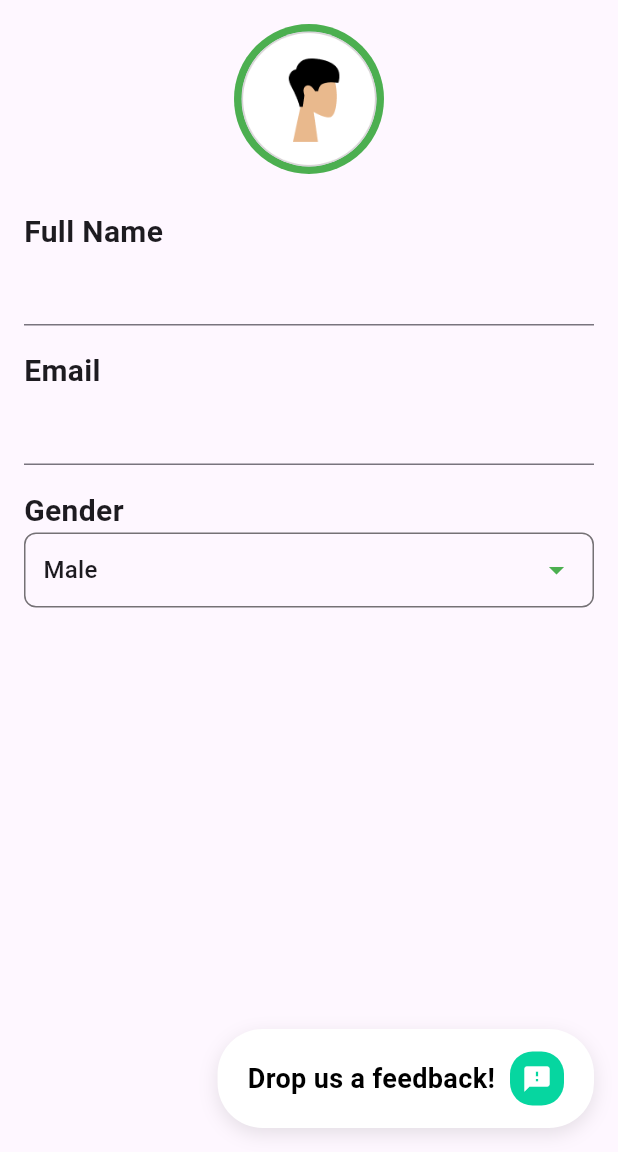
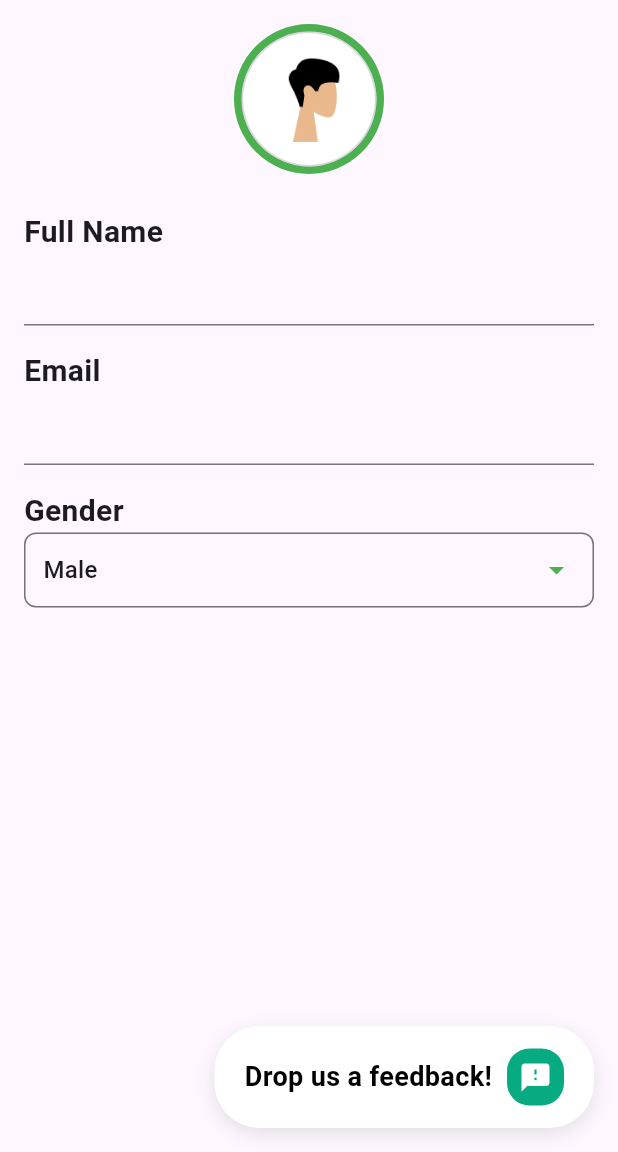
Before and after one commit to MhaamadAli/Cue-App, a Flutter app: the ProfileScreen screen opened by its route, on a phone screen of 412 x 824 dp, the part 84-1236 px from its top. Run offline on Flutter 3.47's test engine with Material 3 defaults, Android fonts, the phone set to English and light mode, and no system bars; our stand-ins replace flutter_map, flutter_secure_storage, flutter_svg, geolocator, google_fonts, latlong2 and 1 more; accounts and stored records are empty.

Commit message:
frontend: fixed feedback button styling

```diff
--- a/mobile/lib/screens/profile/feedback_button.dart
+++ b/mobile/lib/screens/profile/feedback_button.dart
@@ -38,14 +38,14 @@ class FeedbackButton extends StatelessWidget {
             Container(
               padding: const EdgeInsets.all(8),
               decoration: BoxDecoration(
-                color: const Color(0xFF06D6A0),
+                color: const Color(0xFF07AB81),
                 borderRadius: BorderRadius.circular(
                     15),
               ),
               child: const Icon(
                 Icons.feedback,
                 color: Colors.white,
-                size: 20,
+                size: 22,
               ),
             ),
           ],
```
